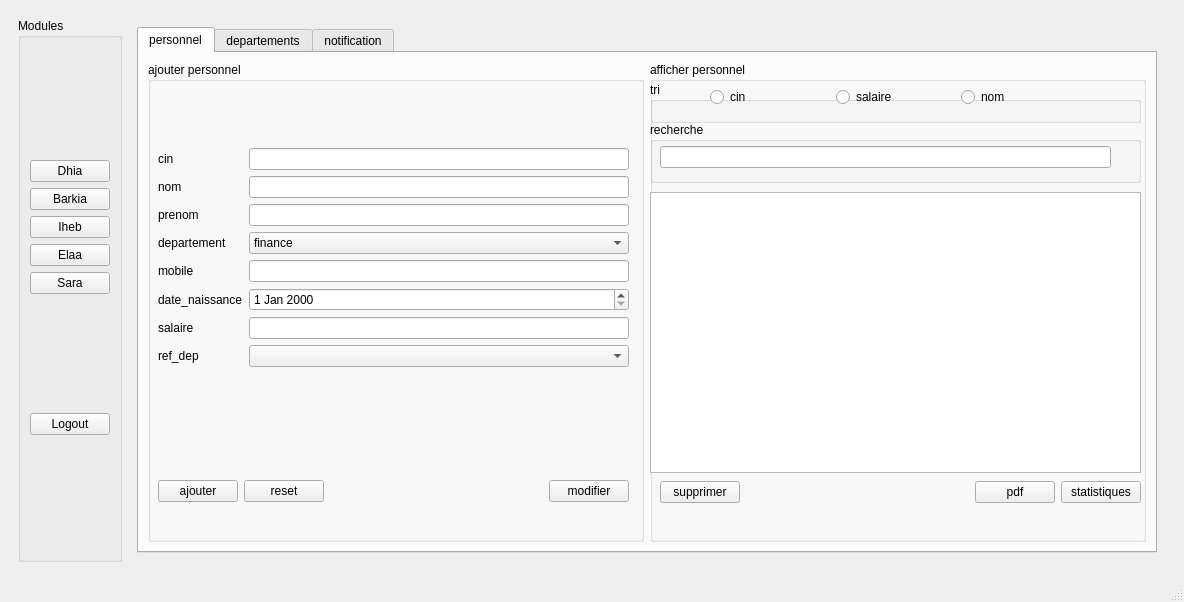
dhiaabdelli1/Wedding_planner_2A1, file INTEGRATION/mainwindow.ui: the form before one commit.
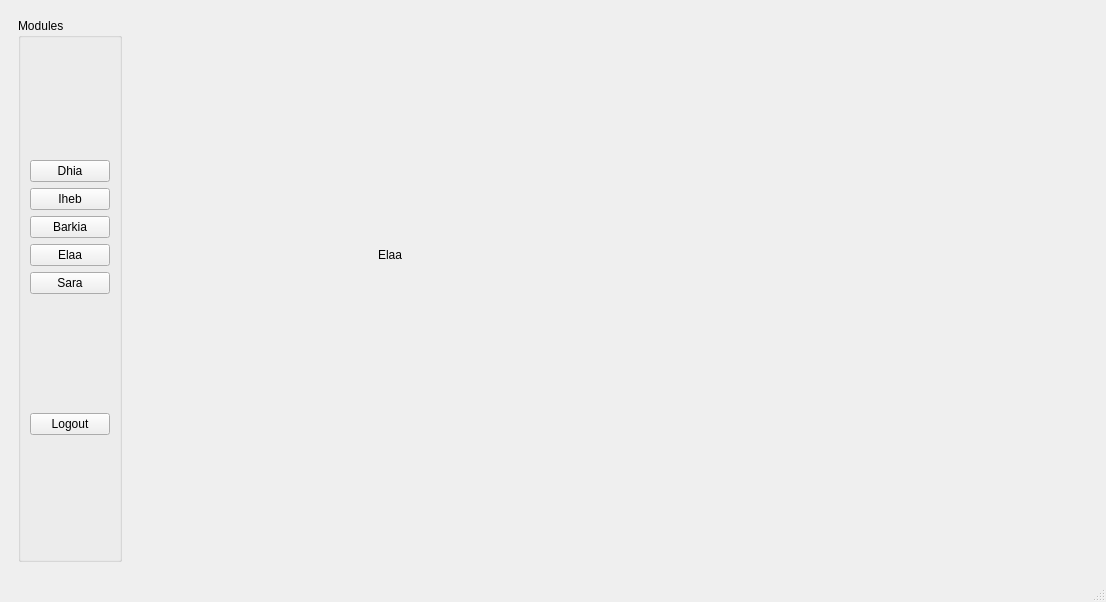
The form after the commit. The open tabs and pages were chosen to show the change.

Diff of the .ui file:
```diff
--- a/INTEGRATION/mainwindow.ui
+++ b/INTEGRATION/mainwindow.ui
@@ -6,7 +6,7 @@
    <rect>
     <x>0</x>
     <y>0</y>
-    <width>1184</width>
+    <width>1106</width>
     <height>602</height>
    </rect>
   </property>
@@ -140,17 +140,17 @@
                  <item>
                   <widget class="QPushButton" name="Iheb">
                    <property name="text">
-                    <string>Barkia</string>
-                   </property>
-                  </widget>
-                 </item>
-                 <item>
-                  <widget class="QPushButton" name="Barkia">
-                   <property name="text">
                     <string>Iheb</string>
                    </property>
                   </widget>
                  </item>
+                 <item>
+                  <widget class="QPushButton" name="Barkia">
+                   <property name="text">
+                    <string>Barkia</string>
+                   </property>
+                  </widget>
+                 </item>
                  <item>
                   <widget class="QPushButton" name="Elaa">
                    <property name="text">
@@ -180,7 +180,7 @@
             <item>
              <widget class="QStackedWidget" name="stackedWidget_2">
               <property name="currentIndex">
-               <number>3</number>
+               <number>0</number>
               </property>
               <widget class="QWidget" name="page_3">
                <layout class="QHBoxLayout" name="horizontalLayout_8">
@@ -189,7 +189,7 @@
                   <item>
                    <widget class="QTabWidget" name="tabWidget">
                     <property name="currentIndex">
-                     <number>0</number>
+                     <number>2</number>
                     </property>
                     <widget class="QWidget" name="tab">
                      <attribute name="title">
@@ -473,9 +473,6 @@
                              </item>
                              <item>
                               <layout class="QHBoxLayout" name="horizontalLayout_18">
-                               <item>
-                                <widget class="QComboBox" name="comboBox_tables"/>
-                               </item>
                                <item>
                                 <widget class="QPushButton" name="affecter_table">
                                  <property name="text">
@@ -574,16 +571,6 @@
                              <item row="1" column="1">
                               <widget class="QLineEdit" name="nomServeurLineEdit_table"/>
                              </item>
-                             <item row="2" column="0">
-                              <widget class="QLabel" name="referenceLabel">
-                               <property name="text">
-                                <string>Reference</string>
-                               </property>
-                              </widget>
-                             </item>
-                             <item row="2" column="1">
-                              <widget class="QLineEdit" name="reference_table"/>
-                             </item>
                             </layout>
                            </item>
                            <item>
@@ -764,14 +751,14 @@
                          </layout>
                         </item>
                         <item>
-                         <widget class="QLineEdit" name="enter_cin"/>
+                         <widget class="QLineEdit" name="cin_recu"/>
                         </item>
                         <item>
                          <layout class="QHBoxLayout" name="horizontalLayout_53">
                           <item>
-                           <widget class="QPushButton" name="entrer">
+                           <widget class="QPushButton" name="enter">
                             <property name="text">
-                             <string>Entrer</string>
+                             <string>Enter</string>
                             </property>
                            </widget>
                           </item>
@@ -1144,16 +1131,6 @@
                            <item row="4" column="1">
                             <widget class="QLineEdit" name="localisation_reservation"/>
                            </item>
-                           <item row="5" column="0">
-                            <widget class="QLabel" name="cINClientLabel">
-                             <property name="text">
-                              <string>CIN client</string>
-                             </property>
-                            </widget>
-                           </item>
-                           <item row="5" column="1">
-                            <widget class="QComboBox" name="comboBox_reservations"/>
-                           </item>
                           </layout>
                          </item>
                          <item>
@@ -1317,573 +1294,19 @@
                </layout>
               </widget>
               <widget class="QWidget" name="page_6">
-               <layout class="QHBoxLayout" name="horizontalLayout_57">
-                <item>
-                 <layout class="QHBoxLayout" name="horizontalLayout_56">
-                  <item>
-                   <widget class="QTabWidget" name="tabWidget_3">
-                    <property name="currentIndex">
-                     <number>0</number>
-                    </property>
-                    <widget class="QWidget" name="tab_6">
-                     <attribute name="title">
-                      <string>personnel</string>
-                     </attribute>
-                     <layout class="QHBoxLayout" name="horizontalLayout_59">
-                      <item>
-                       <layout class="QHBoxLayout" name="horizontalLayout_58">
-                        <item>
-                         <widget class="QGroupBox" name="groupBox_10">
-                          <property name="title">
-                           <string>ajouter personnel</string>
-                          </property>
-                          <widget class="QWidget" name="verticalLayoutWidget">
-                           <property name="geometry">
-                            <rect>
-                             <x>10</x>
-                             <y>30</y>
-                             <width>471</width>
-                             <height>331</height>
-                            </rect>
-                           </property>
-                           <layout class="QVBoxLayout" name="verticalLayout_24">
-                            <item>
-                             <layout class="QFormLayout" name="formLayout_7">
-                              <item row="1" column="0">
-                               <widget class="QLabel" name="label_2">
-                                <property name="text">
-                                 <string>cin</string>
-                                </property>
-                               </widget>
-                              </item>
-                              <item row="7" column="0">
-                               <widget class="QLabel" name="label">
-                                <property name="text">
-                                 <string>salaire</string>
-                                </property>
-                               </widget>
-                              </item>
-                              <item row="2" column="0">
-                               <widget class="QLabel" name="label_3">
-                                <property name="text">
-                                 <string>nom</string>
-                                </property>
-                               </widget>
-                              </item>
-                              <item row="3" column="0">
-                               <widget class="QLabel" name="label_4">
-                                <property name="text">
-                                 <string>prenom</string>
-                                </property>
-                               </widget>
-                              </item>
-                              <item row="6" column="0">
-                               <widget class="QLabel" name="label_6">
-                                <property name="text">
-                                 <string>date_naissance</string>
-                                </property>
-                               </widget>
-                              </item>
-                              <item row="5" column="0">
-                               <widget class="QLabel" name="label_7">
-                                <property name="text">
-                                 <string>mobile</string>
-                                </property>
-                               </widget>
-                              </item>
-                              <item row="4" column="0">
-                               <widget class="QLabel" name="label_8">
-                                <property name="text">
-                                 <string>departement</string>
-                                </property>
-                               </widget>
-                              </item>
-                              <item row="1" column="1">
-                               <widget class="QLineEdit" name="lineEdit_cinpersonnel"/>
-                              </item>
-                              <item row="2" column="1">
-                               <widget class="QLineEdit" name="lineEdit_nompersonnel"/>
-                              </item>
-                              <item row="3" column="1">
-                               <widget class="QLineEdit" name="lineEdit_prenompersonnel"/>
-                              </item>
-                              <item row="5" column="1">
-                               <widget class="QLineEdit" name="lineEdit_mobilepersonnel"/>
-                              </item>
-                              <item row="7" column="1">
-                               <widget class="QLineEdit" name="lineEdit_salairepersonnel"/>
-                              </item>
-                              <item row="8" column="0">
-                               <widget class="QLabel" name="label_9">
-                                <property name="text">
-                                 <string>ref_dep</string>
-                                </property>
-                               </widget>
-                              </item>
-                              <item row="0" column="1">
-                               <spacer name="verticalSpacer">
-                                <property name="orientation">
-                                 <enum>Qt::Vertical</enum>
-                                </property>
-                                <property name="sizeHint" stdset="0">
-                                 <size>
-                                  <width>20</width>
-                                  <height>40</height>
-                                 </size>
-                                </property>
-                               </spacer>
-                              </item>
-                              <item row="9" column="1">
-                               <spacer name="verticalSpacer_2">
-                                <property name="orientation">
-                                 <enum>Qt::Vertical</enum>
-                                </property>
-                                <property name="sizeHint" stdset="0">
-                                 <size>
-                                  <width>20</width>
-                                  <height>40</height>
-                                 </size>
-                                </property>
-                               </spacer>
-                              </item>
-                              <item row="4" column="1">
-                               <widget class="QComboBox" name="comboBox_persodep">
-                                <item>
-                                 <property name="text">
-                                  <string>finance</string>
-                                 </property>
-                                </item>
-                                <item>
-                                 <property name="text">
-                                  <string>marketing</string>
-                                 </property>
-                                </item>
-                               </widget>
-                              </item>
-                              <item row="8" column="1">
-                               <widget class="QComboBox" name="comboBox_ref_deppersonnel"/>
-                              </item>
-                              <item row="6" column="1">
-                               <widget class="QDateEdit" name="dateEdit_personnel"/>
-                              </item>
-                             </layout>
-                            </item>
-                           </layout>
-                          </widget>
-                          <widget class="QWidget" name="horizontalLayoutWidget">
-                           <property name="geometry">
-                            <rect>
-                             <x>10</x>
-                             <y>409</y>
-                             <width>471</width>
-                             <height>41</height>
-                            </rect>
-                           </property>
-                           <layout class="QHBoxLayout" name="horizontalLayout_54">
-                            <item>
-                             <widget class="QPushButton" name="ajouter_personnel">
-                              <property name="text">
-                               <string>ajouter</string>
-                              </property>
-                             </widget>
-                            </item>
-                            <item>
-                             <widget class="QPushButton" name="reset_personnel">
-                              <property name="text">
-                               <string>reset</string>
-                              </property>
-                             </widget>
-                            </item>
-                            <item>
-                             <spacer name="horizontalSpacer">
-                              <property name="orientation">
-                               <enum>Qt::Horizontal</enum>
-                              </property>
-                              <property name="sizeHint" stdset="0">
-                               <size>
-                                <width>40</width>
-                                <height>20</height>
-                               </size>
-                              </property>
-                             </spacer>
-                            </item>
-                            <item>
-                             <widget class="QPushButton" name="modifier_personnel">
-                              <property name="text">
-                               <string>modifier</string>
-                              </property>
-                             </widget>
-                            </item>
-                           </layout>
-                          </widget>
-                         </widget>
-                        </item>
-                        <item>
-                         <widget class="QGroupBox" name="groupBox_6">
-                          <property name="title">
-                           <string>afficher personnel</string>
-                          </property>
-                          <widget class="QWidget" name="horizontalLayoutWidget_2">
-                           <property name="geometry">
-                            <rect>
-                             <x>10</x>
-                             <y>410</y>
-                             <width>481</width>
-                             <height>41</height>
-                            </rect>
-                           </property>
-                           <layout class="QHBoxLayout" name="horizontalLayout_55">
-                            <item>
-                             <widget class="QPushButton" name="supprimer_personnel">
-                              <property name="text">
-                               <string>supprimer</string>
-                              </property>
-                             </widget>
-                            </item>
-                            <item>
-                             <spacer name="horizontalSpacer_2">
-                              <property name="orientation">
-                               <enum>Qt::Horizontal</enum>
-                              </property>
-                              <property name="sizeHint" stdset="0">
-                               <size>
-                                <width>40</width>
-                                <height>20</height>
-                               </size>
-                              </property>
-                             </spacer>
-                            </item>
-                            <item>
-                             <widget class="QPushButton" name="pdf_personnel">
-                              <property name="text">
-                               <string>pdf</string>
-                              </property>
-                             </widget>
-                            </item>
-                            <item>
-                             <widget class="QPushButton" name="stat_personnel">
-                              <property name="text">
-                               <string>statistiques</string>
-                              </property>
-                             </widget>
-                            </item>
-                           </layout>
-                          </widget>
-                          <widget class="QWidget" name="horizontalLayoutWidget_3">
-                           <property name="geometry">
-                            <rect>
-                             <x>0</x>
-                             <y>130</y>
-                             <width>491</width>
-                             <height>281</height>
-                            </rect>
-                           </property>
-                           <layout class="QHBoxLayout" name="horizontalLayout_60">
-                            <item>
-                             <layout class="QVBoxLayout" name="verticalLayout_25">
-                              <item>
-                               <widget class="QTableView" name="tableView_personnel"/>
-                              </item>
-                             </layout>
-                            </item>
-                           </layout>
-                          </widget>
-                          <widget class="QWidget" name="verticalLayoutWidget_3">
-                           <property name="geometry">
-                            <rect>
-                             <x>0</x>
-                             <y>60</y>
-                             <width>491</width>
-                             <height>61</height>
-                            </rect>
-                           </property>
-                           <layout class="QVBoxLayout" name="verticalLayout_26">
-                            <item>
-                             <widget class="QGroupBox" name="groupBox_11">
-                              <property name="title">
-                               <string>recherche</string>
-                              </property>
-                              <widget class="QWidget" name="verticalLayoutWidget_4">
-                               <property name="geometry">
-                                <rect>
-                                 <x>10</x>
-                                 <y>20</y>
-                                 <width>451</width>
-                                 <height>31</height>
-                                </rect>
-                               </property>
-                               <layout class="QVBoxLayout" name="verticalLayout_27">
-                                <item>
-                                 <widget class="QLineEdit" name="lineEdit_recherchepersonnel"/>
-                                </item>
-                               </layout>
-                              </widget>
-                             </widget>
-                            </item>
-                           </layout>
-                          </widget>
-                          <widget class="QWidget" name="horizontalLayoutWidget_4">
-                           <property name="geometry">
-                            <rect>
-                             <x>0</x>
-                             <y>20</y>
-                             <width>491</width>
-                             <height>41</height>
-                            </rect>
-                           </property>
-                           <layout class="QHBoxLayout" name="horizontalLayout_61">
-                            <item>
-                             <widget class="QGroupBox" name="groupBox_12">
-                              <property name="title">
-                               <string>tri</string>
-                              </property>
-                              <widget class="QWidget" name="horizontalLayoutWidget_5">
-                               <property name="geometry">
-                                <rect>
-                                 <x>60</x>
-                                 <y>0</y>
-                                 <width>371</width>
-                                 <height>31</height>
-                                </rect>
-                               </property>
-                               <layout class="QHBoxLayout" name="horizontalLayout_62">
-                                <item>
-                                 <widget class="QRadioButton" name="tri_cin_personnel">
-                                  <property name="text">
-                                   <string>cin</string>
-                                  </property>
-                                 </widget>
-                                </item>
-                                <item>
-                                 <widget class="QRadioButton" name="tri_salaire_personnel">
-                                  <property name="text">
-                                   <string>salaire</string>
-                                  </property>
-                                 </widget>
-                                </item>
-                                <item>
-                                 <widget class="QRadioButton" name="tri_nom_personnel">
-                                  <property name="text">
-                                   <string>nom</string>
-                                  </property>
-                                 </widget>
-                                </item>
-                               </layout>
-                              </widget>
-                             </widget>
-                            </item>
-                           </layout>
-                          </widget>
-                         </widget>
-                        </item>
-                       </layout>
-                      </item>
-                     </layout>
-                    </widget>
-                    <widget class="QWidget" name="tab_7">
-                     <attribute name="title">
-                      <string>departements</string>
-                     </attribute>
-                     <layout class="QHBoxLayout" name="horizontalLayout_64">
-                      <item>
-                       <layout class="QHBoxLayout" name="horizontalLayout_63">
-                        <item>
-                         <widget class="QGroupBox" name="groupBox_13">
-                          <property name="title">
-                           <string>ajouter departement</string>
-                          </property>
-                          <widget class="QWidget" name="horizontalLayoutWidget_7">
-                           <property name="geometry">
-                            <rect>
-                             <x>9</x>
-                             <y>39</y>
-                             <width>481</width>
-                             <height>291</height>
-                            </rect>
-                           </property>
-                           <layout class="QHBoxLayout" name="horizontalLayout_65">
-                            <item>
-                             <layout class="QFormLayout" name="formLayout_8">
-                              <item row="1" column="0">
-                               <widget class="QLabel" name="label_10">
-                                <property name="text">
-                                 <string>reference</string>
-                                </property>
-                               </widget>
-                              </item>
-                              <item row="3" column="0">
-                               <widget class="QLabel" name="label_11">
-                                <property name="text">
-                                 <string>nb_employes</string>
-                                </property>
-                               </widget>
-                              </item>
-                              <item row="2" column="0">
-                               <widget class="QLabel" name="label_12">
-                                <property name="text">
-                                 <string>nom</string>
-                                </property>
-                               </widget>
-                              </item>
-                              <item row="1" column="1">
-                               <widget class="QLineEdit" name="lineEdit_reference"/>
-                              </item>
-                              <item row="2" column="1">
-                               <widget class="QLineEdit" name="lineEdit_nomm"/>
-                              </item>
-                              <item row="3" column="1">
-                               <widget class="QLineEdit" name="lineEdit_nbemployes"/>
-                              </item>
-                              <item row="4" column="1">
-                               <spacer name="verticalSpacer_3">
-                                <property name="orientation">
-                                 <enum>Qt::Vertical</enum>
-                                </property>
-                                <property name="sizeHint" stdset="0">
-                                 <size>
-                                  <width>20</width>
-                                  <height>40</height>
-                                 </size>
-                                </property>
-                               </spacer>
-                              </item>
-                              <item row="0" column="1">
-                               <spacer name="verticalSpacer_4">
-                                <property name="orientation">
-                                 <enum>Qt::Vertical</enum>
-                                </property>
-                                <property name="sizeHint" stdset="0">
-                                 <size>
-                                  <width>20</width>
-                                  <height>40</height>
-                                 </size>
-                                </property>
-                               </spacer>
-                              </item>
-                             </layout>
-                            </item>
-                           </layout>
-                          </widget>
-                          <widget class="QWidget" name="horizontalLayoutWidget_8">
-                           <property name="geometry">
-                            <rect>
-                             <x>10</x>
-                             <y>340</y>
-                             <width>481</width>
-                             <height>80</height>
-                            </rect>
-                           </property>
-                           <layout class="QHBoxLayout" name="horizontalLayout_66">
-                            <item>
-                             <widget class="QPushButton" name="ajouter_departement">
-                              <property name="text">
-                               <string>ajouter</string>
-                              </property>
-                             </widget>
-                            </item>
-                            <item>
-                             <widget class="QPushButton" name="reset_departement">
-                              <property name="text">
-                               <string>reset</string>
-                              </property>
-                             </widget>
-                            </item>
-                            <item>
-                             <spacer name="horizontalSpacer_3">
-                              <property name="orientation">
-                               <enum>Qt::Horizontal</enum>
-                              </property>
-                              <property name="sizeHint" stdset="0">
-                               <size>
-                                <width>40</width>
-                                <height>20</height>
-                               </size>
-                              </property>
-                             </spacer>
-                            </item>
-                            <item>
-                             <widget class="QPushButton" name="modifier_departement">
-                              <property name="text">
-                               <string>modifier</string>
-                              </property>
-                             </widget>
-                            </item>
-                           </layout>
-                          </widget>
-                         </widget>
-                        </item>
-                        <item>
-                         <widget class="QGroupBox" name="groupBox_14">
-                          <property name="title">
-                           <string>afficher departement</string>
-                          </property>
-                          <widget class="QWidget" name="horizontalLayoutWidget_9">
-                           <property name="geometry">
-                            <rect>
-                             <x>10</x>
-                             <y>340</y>
-                             <width>471</width>
-                             <height>81</height>
-                            </rect>
-                           </property>
-                           <layout class="QHBoxLayout" name="horizontalLayout_67">
-                            <item>
-                             <spacer name="horizontalSpacer_4">
-                              <property name="orientation">
-                               <enum>Qt::Horizontal</enum>
-                              </property>
-                              <property name="sizeHint" stdset="0">
-                               <size>
-                                <width>40</width>
-                                <height>20</height>
-                               </size>
-                              </property>
-                             </spacer>
-                            </item>
-                            <item>
-                             <widget class="QPushButton" name="sypprimer_departement">
-                              <property name="text">
-                               <string>supprimer</string>
-                              </property>
-                             </widget>
-                            </item>
-                           </layout>
-                          </widget>
-                          <widget class="QWidget" name="verticalLayoutWidget_5">
-                           <property name="geometry">
-                            <rect>
-                             <x>20</x>
-                             <y>40</y>
-                             <width>451</width>
-                             <height>281</height>
-                            </rect>
-                           </property>
-                           <layout class="QVBoxLayout" name="verticalLayout_28">
-                            <item>
-                             <layout class="QHBoxLayout" name="horizontalLayout_68">
-                              <item>
-                               <widget class="QTableView" name="tableView_departement"/>
-                              </item>
-                             </layout>
-                            </item>
-                           </layout>
-                          </widget>
-                         </widget>
-                        </item>
-                       </layout>
-                      </item>
-                     </layout>
-                    </widget>
-                    <widget class="QWidget" name="tab_8">
-                     <attribute name="title">
-                      <string>notification</string>
-                     </attribute>
-                    </widget>
-                   </widget>
-                  </item>
-                 </layout>
-                </item>
-               </layout>
+               <widget class="QLabel" name="label_4">
+                <property name="geometry">
+                 <rect>
+                  <x>250</x>
+                  <y>230</y>
+                  <width>47</width>
+                  <height>13</height>
+                 </rect>
+                </property>
+                <property name="text">
+                 <string>Elaa</string>
+                </property>
+               </widget>
               </widget>
               <widget class="QWidget" name="page_7">
                <widget class="QLabel" name="label_5">
@@ -1917,8 +1340,8 @@
     <rect>
      <x>0</x>
      <y>0</y>
-     <width>1184</width>
-     <height>21</height>
+     <width>1106</width>
+     <height>20</height>
     </rect>
    </property>
   </widget>
```
